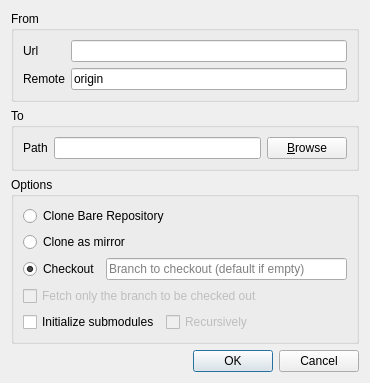
macgitver/MacGitver, file Repository/CloneRepositoryDlg.ui: the form before one commit.
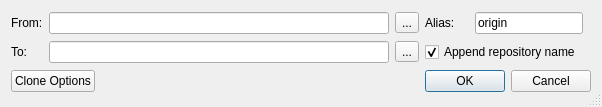
The form after the commit. Custom widgets are drawn as their Qt base class.

Commit message: reorganized clone dialog and extracted options into a separate widget

```diff
--- a/Repository/CloneRepositoryDlg.ui
+++ b/Repository/CloneRepositoryDlg.ui
@@ -6,194 +6,170 @@
    <rect>
     <x>0</x>
     <y>0</y>
-    <width>370</width>
-    <height>357</height>
+    <width>602</width>
+    <height>107</height>
    </rect>
   </property>
   <property name="windowTitle">
    <string>Clone repository</string>
   </property>
-  <layout class="QVBoxLayout" name="verticalLayout">
-   <item>
-    <widget class="QGroupBox" name="groupBox_2">
-     <property name="title">
-      <string>From</string>
-     </property>
-     <layout class="QGridLayout" name="gridLayout_2">
-      <item row="0" column="2">
-       <widget class="LineEdit" name="txtUrl">
-        <property name="mandatory" stdset="0">
+  <property name="sizeGripEnabled">
          <bool>true</bool>
-        </property>
-       </widget>
-      </item>
-      <item row="1" column="2">
-       <widget class="LineEdit" name="txtRemoteName">
-        <property name="text">
-         <string>origin</string>
-        </property>
-        <property name="mandatory" stdset="0">
-         <bool>true</bool>
-        </property>
-       </widget>
-      </item>
-      <item row="0" column="0">
-       <widget class="QLabel" name="label_2">
-        <property name="text">
-         <string>Url</string>
-        </property>
-        <property name="buddy">
-         <cstring>txtUrl</cstring>
-        </property>
-       </widget>
-      </item>
-      <item row="1" column="0">
-       <widget class="QLabel" name="label_3">
-        <property name="text">
-         <string>Remote</string>
-        </property>
-        <property name="buddy">
-         <cstring>txtRemoteName</cstring>
-        </property>
-       </widget>
-      </item>
-     </layout>
-    </widget>
-   </item>
-   <item>
-    <widget class="QGroupBox" name="groupBox">
-     <property name="title">
-      <string>To</string>
      </property>
      <layout class="QGridLayout" name="gridLayout">
-      <item row="0" column="0">
+   <item row="3" column="0" colspan="2">
+    <widget class="QPushButton" name="btnCloneopts">
+     <property name="text">
+      <string>Clone Options</string>
+     </property>
+     <property name="checkable">
+      <bool>true</bool>
+     </property>
+    </widget>
+   </item>
+   <item row="1" column="4" colspan="2">
+    <widget class="QCheckBox" name="chkAppendRepoName">
+     <property name="text">
+      <string>Append repository name</string>
+     </property>
+     <property name="checked">
+      <bool>true</bool>
+     </property>
+    </widget>
+   </item>
+   <item row="1" column="0">
        <widget class="QLabel" name="label">
+     <property name="sizePolicy">
+      <sizepolicy hsizetype="Maximum" vsizetype="Preferred">
+       <horstretch>0</horstretch>
+       <verstretch>0</verstretch>
+      </sizepolicy>
+     </property>
         <property name="text">
-         <string>Path</string>
+      <string>To:</string>
         </property>
         <property name="buddy">
          <cstring>txtPath</cstring>
         </property>
        </widget>
       </item>
-      <item row="0" column="1">
+   <item row="1" column="1" colspan="2">
        <widget class="LineEdit" name="txtPath">
+     <property name="sizePolicy">
+      <sizepolicy hsizetype="Minimum" vsizetype="Fixed">
+       <horstretch>0</horstretch>
+       <verstretch>0</verstretch>
+      </sizepolicy>
+     </property>
         <property name="mandatory" stdset="0">
          <bool>true</bool>
         </property>
        </widget>
       </item>
-      <item row="0" column="2">
-       <widget class="QPushButton" name="btnBrowse">
+   <item row="1" column="3">
+    <widget class="QToolButton" name="btnBrowseTo">
         <property name="text">
-         <string>&amp;Browse</string>
+      <string>...</string>
         </property>
        </widget>
       </item>
-     </layout>
+   <item row="0" column="1" colspan="2">
+    <widget class="LineEdit" name="txtUrl">
+     <property name="sizePolicy">
+      <sizepolicy hsizetype="Minimum" vsizetype="Fixed">
+       <horstretch>0</horstretch>
+       <verstretch>0</verstretch>
+      </sizepolicy>
+     </property>
+     <property name="mandatory" stdset="0">
+      <bool>true</bool>
+     </property>
     </widget>
    </item>
-   <item>
-    <widget class="QGroupBox" name="groupBox_3">
-     <property name="title">
-      <string>Options</string>
+   <item row="0" column="0">
+    <widget class="QLabel" name="label_2">
+     <property name="sizePolicy">
+      <sizepolicy hsizetype="Maximum" vsizetype="Preferred">
+       <horstretch>0</horstretch>
+       <verstretch>0</verstretch>
+      </sizepolicy>
      </property>
-     <layout class="QGridLayout" name="gridLayout_3">
-      <item row="7" column="0">
-       <spacer name="verticalSpacer">
+     <property name="text">
+      <string>From:</string>
+     </property>
+     <property name="buddy">
+      <cstring>txtUrl</cstring>
+     </property>
+    </widget>
+   </item>
+   <item row="3" column="4" colspan="2">
+    <widget class="QDialogButtonBox" name="buttonBox">
         <property name="orientation">
-         <enum>Qt::Vertical</enum>
+      <enum>Qt::Horizontal</enum>
+     </property>
+     <property name="standardButtons">
+      <set>QDialogButtonBox::Cancel|QDialogButtonBox::Ok</set>
+     </property>
+    </widget>
+   </item>
+   <item row="3" column="2">
+    <spacer name="horizontalSpacer">
+     <property name="orientation">
+      <enum>Qt::Horizontal</enum>
         </property>
         <property name="sizeHint" stdset="0">
          <size>
-          <width>20</width>
-          <height>0</height>
+       <width>40</width>
+       <height>20</height>
          </size>
         </property>
        </spacer>
       </item>
-      <item row="6" column="0" colspan="2">
-       <widget class="QCheckBox" name="chkInitSubmodules">
+   <item row="0" column="3">
+    <widget class="QToolButton" name="btnBrowseFrom">
         <property name="text">
-         <string>Initialize submodules</string>
+      <string>...</string>
         </property>
        </widget>
       </item>
-      <item row="6" column="2">
-       <widget class="QCheckBox" name="chkSubmodulesRecursive">
-        <property name="enabled">
-         <bool>false</bool>
-        </property>
+   <item row="0" column="4">
+    <widget class="QLabel" name="label_3">
         <property name="sizePolicy">
-         <sizepolicy hsizetype="MinimumExpanding" vsizetype="Fixed">
+      <sizepolicy hsizetype="Maximum" vsizetype="Preferred">
           <horstretch>0</horstretch>
           <verstretch>0</verstretch>
          </sizepolicy>
         </property>
         <property name="text">
-         <string>Recursively</string>
-        </property>
-       </widget>
-      </item>
-      <item row="2" column="1" colspan="2">
-       <widget class="QLineEdit" name="txtCheckoutBranch">
-        <property name="enabled">
-         <bool>true</bool>
-        </property>
-        <property name="text">
-         <string/>
-        </property>
-        <property name="placeholderText">
-         <string>Branch to checkout (default if empty)</string>
-        </property>
-       </widget>
-      </item>
-      <item row="5" column="0" colspan="3">
-       <widget class="QCheckBox" name="chkFetchOne">
-        <property name="enabled">
-         <bool>false</bool>
+      <string>Alias:</string>
+     </property>
+     <property name="buddy">
+      <cstring>txtRemoteName</cstring>
+     </property>
+    </widget>
+   </item>
+   <item row="0" column="5">
+    <widget class="LineEdit" name="txtRemoteName">
+     <property name="sizePolicy">
+      <sizepolicy hsizetype="Maximum" vsizetype="Fixed">
+       <horstretch>0</horstretch>
+       <verstretch>0</verstretch>
+      </sizepolicy>
         </property>
         <property name="text">
-         <string>Fetch only the branch to be checked out</string>
-        </property>
-       </widget>
-      </item>
-      <item row="0" column="0" colspan="3">
-       <widget class="QRadioButton" name="chkCloneBare">
-        <property name="text">
-         <string>Clone Bare Repository</string>
-        </property>
-       </widget>
-      </item>
-      <item row="1" column="0" colspan="3">
-       <widget class="QRadioButton" name="chkCloneMirror">
-        <property name="text">
-         <string>Clone as mirror</string>
-        </property>
-       </widget>
-      </item>
-      <item row="2" column="0">
-       <widget class="QRadioButton" name="chkCheckout">
-        <property name="text">
-         <string>Checkout</string>
-        </property>
-        <property name="checked">
+      <string>origin</string>
+     </property>
+     <property name="mandatory" stdset="0">
          <bool>true</bool>
         </property>
        </widget>
       </item>
-     </layout>
-    </widget>
-   </item>
-   <item>
-    <widget class="QDialogButtonBox" name="buttonBox">
-     <property name="orientation">
-      <enum>Qt::Horizontal</enum>
-     </property>
-     <property name="standardButtons">
-      <set>QDialogButtonBox::Cancel|QDialogButtonBox::Ok</set>
-     </property>
-    </widget>
+   <item row="2" column="0" colspan="6">
+    <layout class="QVBoxLayout" name="optsLayout">
+     <property name="spacing">
+      <number>0</number>
+     </property>
+    </layout>
    </item>
   </layout>
  </widget>
```
Left out of the diff: 11 changed lines with no effect on the pictures. Lines whose indentation alone changed are shown as unchanged. The commit also changes 2 other files.
